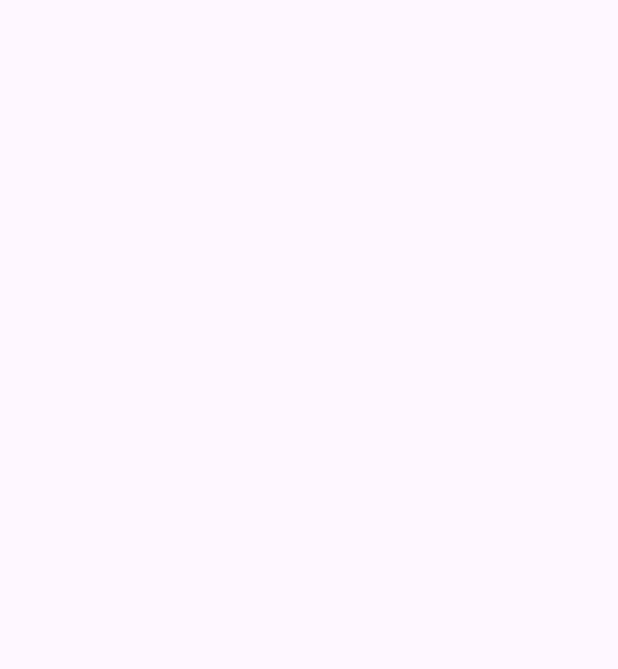
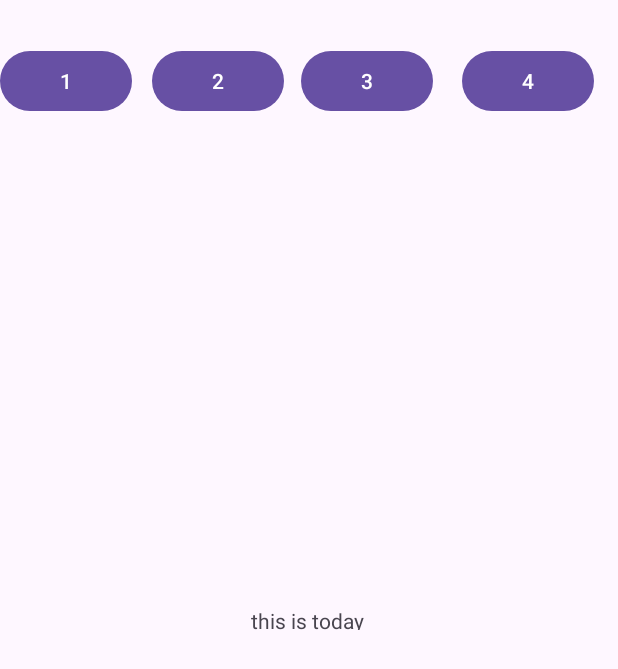
Before and after one commit to AazAlena/veb_timetable, an Android app: the Today screen opened directly, with no data from a screen before it, on a phone screen of 412 x 824 dp. Before the commit the part shown is empty. Shown: the top 669 px of the screen. Run offline under Robolectric (Android 15) with nearby library versions, the phone set to English and light mode, and no system bars; 1 statement that could not run was skipped.

Commit message:
three activities with calendar

```diff
--- a/app/src/main/java/com/example/calendar/CalendarOneDay.java
+++ b/app/src/main/java/com/example/calendar/CalendarOneDay.java
@@ -19,7 +19,7 @@ public class CalendarOneDay extends AppCompatActivity {
         super.onCreate(savedInstanceState);
         setContentView(R.layout.calendar_one_day);
         Intent i = getIntent();//достаём посылку
-        str = i.getStringExtra("btn2"); //вынимаем btn2
+        str = i.getStringExtra("btn1"); //вынимаем btn2
         Toast.makeText(this, str, Toast.LENGTH_SHORT).show();
 
         btn1_cal_one_day = findViewById(R.id.btn1_cal_one_day);
--- a/app/src/main/java/com/example/calendar/Today.java
+++ b/app/src/main/java/com/example/calendar/Today.java
@@ -1,6 +1,40 @@
 package com.example.calendar;
+
+import android.content.Intent;
+import android.os.Bundle;
+import android.view.View;
+import android.widget.Button;
+import android.widget.TextView;
+import android.widget.Toast;
 
 import androidx.appcompat.app.AppCompatActivity;
 
 public class Today extends AppCompatActivity {
+    Button btn2_today, btn1_today, btn3_today, btn4_today;
+    String str;
+    @Override
+    protected void onCreate(Bundle savedInstanceState) {
+        super.onCreate(savedInstanceState);
+        setContentView(R.layout.today);
+        Intent i = getIntent();//достаём посылку
+        str = i.getStringExtra("toToday"); //вынимаем btn1
+        Toast.makeText(this, str, Toast.LENGTH_SHORT).show();
+
+        btn1_today = findViewById(R.id.btn1_today);
+        btn2_today = findViewById(R.id.btn2_today);
+        btn3_today = findViewById(R.id.btn3_today);
+        btn4_today = findViewById(R.id.btn4_today);
+
+        View.OnClickListener listener=new View.OnClickListener() {
+            @Override
+            public void onClick(View view) {
+                Intent i2 = new Intent();
+                i2.putExtra("result", "hello from today" + str);
+                setResult(0, i2);
+                finish();
+            }
+        };
+
+        btn2_today.setOnClickListener(listener);
+    }
 }
--- a/app/src/main/res/layout/calendar_one_day.xml
+++ b/app/src/main/res/layout/calendar_one_day.xml
@@ -60,7 +60,7 @@
         android:id="@+id/textView_cal_one_day"
         android:layout_width="78dp"
         android:layout_height="16dp"
-        android:text="this is today"
+        android:text="this is calndar one tay"
         app:layout_constraintBottom_toBottomOf="parent"
         app:layout_constraintEnd_toEndOf="parent"
         app:layout_constraintStart_toStartOf="parent"
```
Also changed, not shown: app/src/main/java/com/example/calendar/MainActivity.java (+53 -4 lines).
